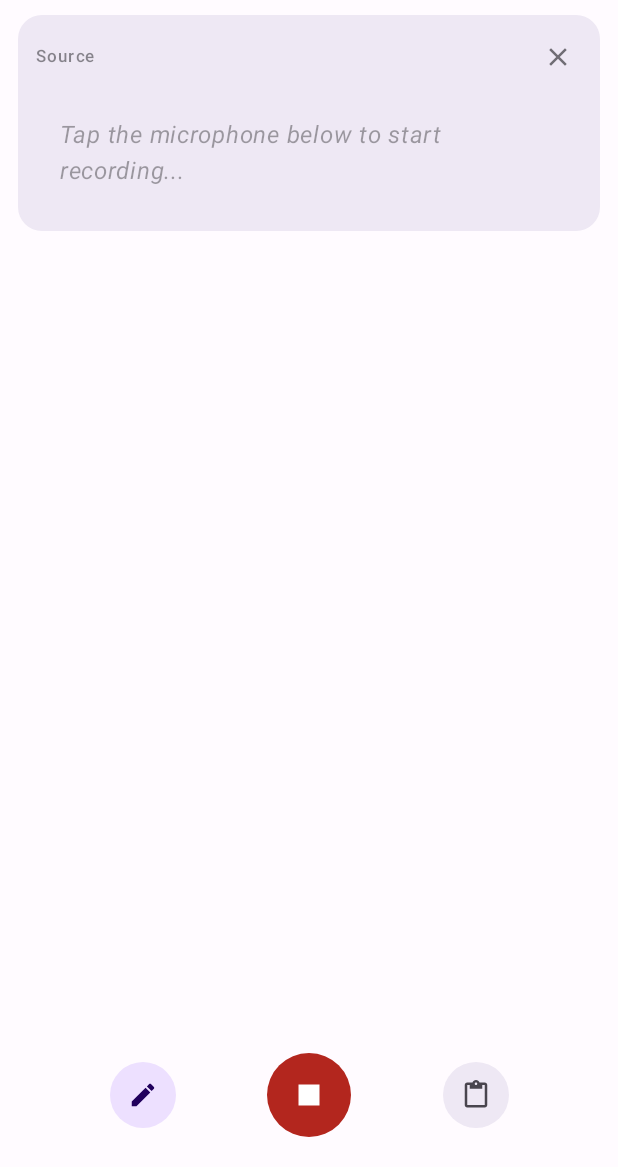
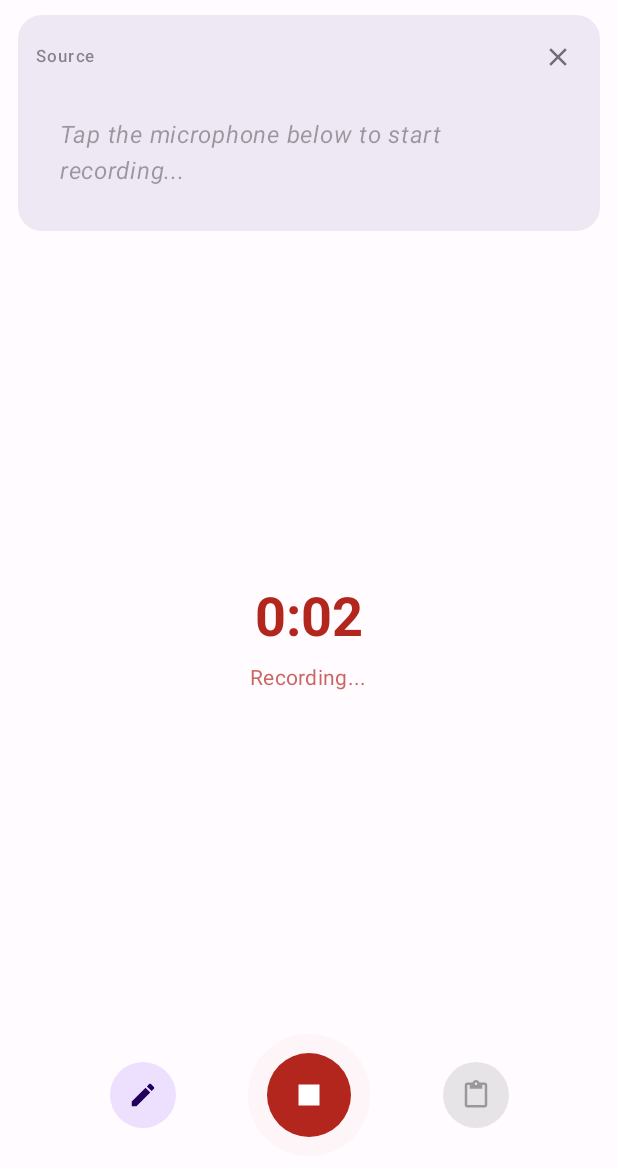
Before and after one commit to vipseal/voice-translator, an Android app built with Jetpack Compose: the composable TranslatorScreen shown on its own in the app's theme, after a tap on "Record", on a phone screen of 412 x 824 dp, the part 69-1236 px from its top. Run offline under Robolectric (Android 15) with nearby library versions, the light colour scheme and no system bars; 1 statement that could not run was skipped; 2 other taps on this screen came first.

Commit message:
feat: recording pulse animation + timer, error retry, button states, settings slide animation, empty state hint, auto-dismiss errors

```diff
--- a/composeApp/src/commonMain/kotlin/com/hhaigc/translator/App.kt
+++ b/composeApp/src/commonMain/kotlin/com/hhaigc/translator/App.kt
@@ -1,5 +1,6 @@
 package com.hhaigc.translator
 
+import androidx.compose.animation.*
 import androidx.compose.runtime.*
 import com.hhaigc.translator.screen.ActivationScreen
 import com.hhaigc.translator.screen.SettingsScreen
@@ -55,7 +56,11 @@ fun App() {
                         }
                     )
                     // Overlay Settings on top when active
-                    if (currentScreen == Screen.Settings) {
+                    AnimatedVisibility(
+                        visible = currentScreen == Screen.Settings,
+                        enter = slideInHorizontally(initialOffsetX = { it }),
+                        exit = slideOutHorizontally(targetOffsetX = { it })
+                    ) {
                         PlatformBackHandler(enabled = true) {
                             currentScreen = Screen.Translator
                         }
--- a/composeApp/src/commonMain/kotlin/com/hhaigc/translator/screen/TranslatorScreen.kt
+++ b/composeApp/src/commonMain/kotlin/com/hhaigc/translator/screen/TranslatorScreen.kt
@@ -1,6 +1,7 @@
 package com.hhaigc.translator.screen
 
 import androidx.compose.animation.animateContentSize
+import androidx.compose.animation.core.*
 import androidx.compose.foundation.background
 import androidx.compose.foundation.clickable
 import androidx.compose.foundation.layout.*
@@ -15,6 +16,7 @@ import androidx.compose.runtime.*
 import androidx.compose.ui.Alignment
 import androidx.compose.ui.Modifier
 import androidx.compose.ui.draw.clip
+import androidx.compose.ui.graphics.graphicsLayer
 import androidx.compose.ui.graphics.Color
 import androidx.compose.ui.text.AnnotatedString
 import com.hhaigc.translator.service.ClipboardService
@@ -77,6 +79,26 @@ fun TranslatorScreen(
     val snackbarHostState = remember { SnackbarHostState() }
     var sourceExpanded by remember { mutableStateOf(false) }
     var showSourceInput by remember { mutableStateOf(false) }
+    var recordingSeconds by remember { mutableStateOf(0) }
+
+    // Auto-dismiss error after 5 seconds
+    LaunchedEffect(error) {
+        if (error != null) {
+            delay(5000L)
+            error = null
+        }
+    }
+
+    // Recording timer
+    LaunchedEffect(isRecording) {
+        if (isRecording) {
+            recordingSeconds = 0
+            while (isRecording) {
+                delay(1000L)
+                recordingSeconds++
+            }
+        }
+    }
 
     // Collect enabled languages
     LaunchedEffect(Unit) {
@@ -433,17 +455,50 @@ fun TranslatorScreen(
                 modifier = Modifier.weight(1f),
                 contentAlignment = Alignment.Center
             ) {
-                if (isProcessing) {
+                if (isRecording) {
+                    Column(horizontalAlignment = Alignment.CenterHorizontally) {
+                        val minutes = recordingSeconds / 60
+                        val secs = recordingSeconds % 60
+                        Text(
+                            text = "$minutes:${secs.toString().padStart(2, '0')}",
+                            style = MaterialTheme.typography.displaySmall,
+                            color = MaterialTheme.colorScheme.error,
+                            fontWeight = FontWeight.Bold
+                        )
+                        Spacer(modifier = Modifier.height(8.dp))
+                        Text(
+                            text = s.recording,
+                            style = MaterialTheme.typography.bodyMedium,
+                            color = MaterialTheme.colorScheme.error.copy(alpha = 0.7f)
+                        )
+                    }
+                } else if (isProcessing) {
                     Text(
                         text = statusText,
                         style = MaterialTheme.typography.bodyMedium,
                         color = MaterialTheme.colorScheme.onBackground.copy(alpha = 0.6f)
                     )
+                } else {
+                    Column(horizontalAlignment = Alignment.CenterHorizontally) {
+                        Icon(
+                            imageVector = Icons.Default.Mic,
+                            contentDescription = null,
+                            modifier = Modifier.size(48.dp),
+                            tint = MaterialTheme.colorScheme.onBackground.copy(alpha = 0.15f)
+                        )
+                        Spacer(modifier = Modifier.height(8.dp))
+                        Text(
+                            text = s.recordHint,
+                            style = MaterialTheme.typography.bodyMedium,
+                            color = MaterialTheme.colorScheme.onBackground.copy(alpha = 0.3f),
+                            textAlign = TextAlign.Center
+                        )
+                    }
                 }
             }
         }
 
-        // Error message
+        // Error message with retry
         error?.let { errorMessage ->
             Card(
                 modifier = Modifier
@@ -451,14 +506,29 @@ fun TranslatorScreen(
                     .padding(vertical = 8.dp),
                 colors = CardDefaults.cardColors(
                     containerColor = MaterialTheme.colorScheme.errorContainer
-                )
+                ),
+                shape = RoundedCornerShape(12.dp)
+            ) {
+                Row(
+                    modifier = Modifier.padding(horizontal = 16.dp, vertical = 12.dp),
+                    verticalAlignment = Alignment.CenterVertically
                 ) {
                     Text(
                         text = errorMessage,
-                    modifier = Modifier.padding(16.dp),
+                        modifier = Modifier.weight(1f),
                         color = MaterialTheme.colorScheme.onErrorContainer,
                         style = MaterialTheme.typography.bodyMedium
                     )
+                    if (sourceText.isNotEmpty()) {
+                        TextButton(
+                            onClick = { withFeedback { error = null; translateSourceText() } }
+                        ) {
+                            Icon(Icons.Default.Refresh, null, modifier = Modifier.size(16.dp))
+                            Spacer(modifier = Modifier.width(4.dp))
+                            Text(s.translate, fontSize = 12.sp)
+                        }
+                    }
+                }
             }
         }
 
@@ -473,6 +543,7 @@ fun TranslatorScreen(
             FilledTonalIconButton(
                 onClick = { withFeedback { showSourceInput = !showSourceInput } },
                 modifier = Modifier.size(44.dp),
+                enabled = !isProcessing,
                 colors = IconButtonDefaults.filledTonalIconButtonColors(
                     containerColor = if (showSourceInput) MaterialTheme.colorScheme.primaryContainer
                                      else MaterialTheme.colorScheme.surfaceVariant,
@@ -486,10 +557,38 @@ fun TranslatorScreen(
                     modifier = Modifier.size(20.dp)
                 )
             }
-            // Record button (center, large, primary)
+            // Record button (center, large, primary) with pulse animation
+            Box(contentAlignment = Alignment.Center) {
+                if (isRecording) {
+                    val infiniteTransition = rememberInfiniteTransition()
+                    val pulseScale by infiniteTransition.animateFloat(
+                        initialValue = 1f,
+                        targetValue = 1.5f,
+                        animationSpec = infiniteRepeatable(
+                            animation = tween(800, easing = FastOutSlowInEasing),
+                            repeatMode = RepeatMode.Reverse
+                        )
+                    )
+                    val pulseAlpha by infiniteTransition.animateFloat(
+                        initialValue = 0.4f,
+                        targetValue = 0f,
+                        animationSpec = infiniteRepeatable(
+                            animation = tween(800, easing = FastOutSlowInEasing),
+                            repeatMode = RepeatMode.Reverse
+                        )
+                    )
+                    Box(
+                        modifier = Modifier
+                            .size(56.dp)
+                            .graphicsLayer(scaleX = pulseScale, scaleY = pulseScale, alpha = pulseAlpha)
+                            .clip(CircleShape)
+                            .background(MaterialTheme.colorScheme.error)
+                    )
+                }
                 FilledIconButton(
                     onClick = { withFeedback { startOrStopRecording() } },
                     modifier = Modifier.size(56.dp),
+                    enabled = !isProcessing,
                     colors = IconButtonDefaults.filledIconButtonColors(
                         containerColor = if (isRecording) MaterialTheme.colorScheme.error else MaterialTheme.colorScheme.primary,
                         contentColor = Color.White
@@ -501,10 +600,12 @@ fun TranslatorScreen(
                         modifier = Modifier.size(28.dp)
                     )
                 }
+            }
             // Paste button (right)
             FilledTonalIconButton(
                 onClick = { withFeedback { translateClipboardText() } },
                 modifier = Modifier.size(44.dp),
+                enabled = !isProcessing && !isRecording,
                 colors = IconButtonDefaults.filledTonalIconButtonColors(
                     containerColor = MaterialTheme.colorScheme.surfaceVariant,
                     contentColor = MaterialTheme.colorScheme.onSurfaceVariant
```
Lines whose indentation alone changed are shown as unchanged.
